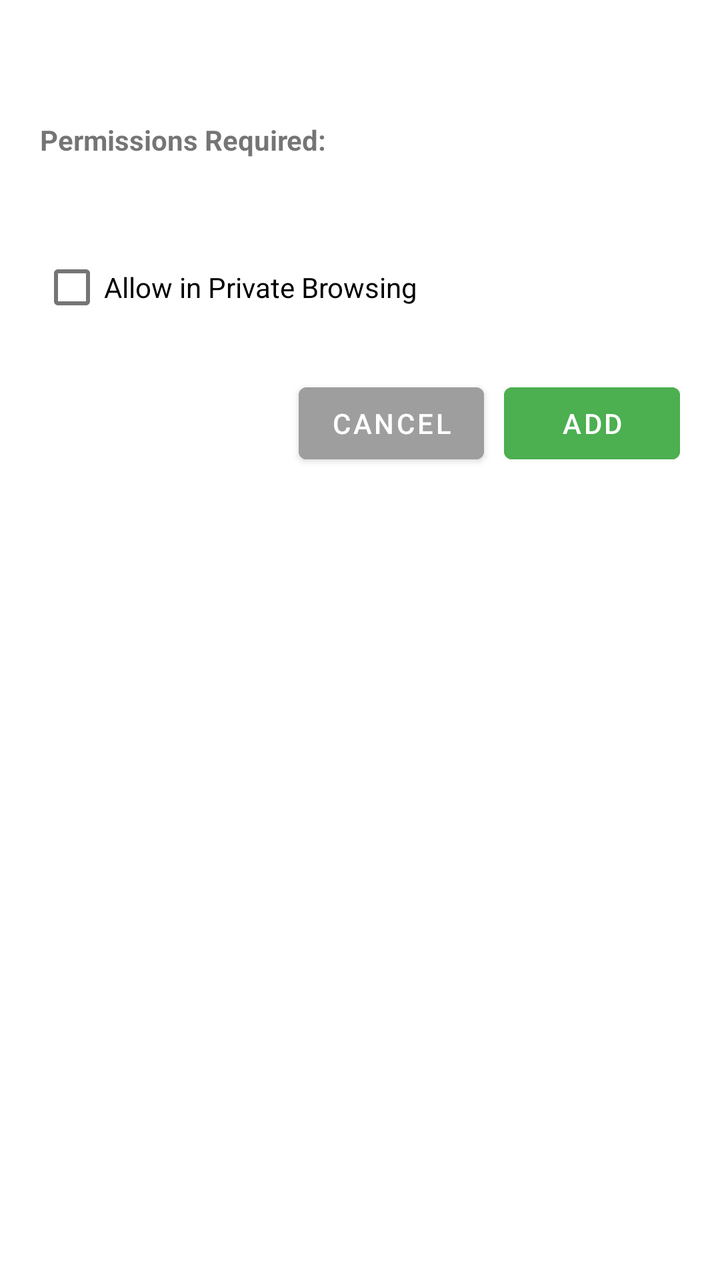
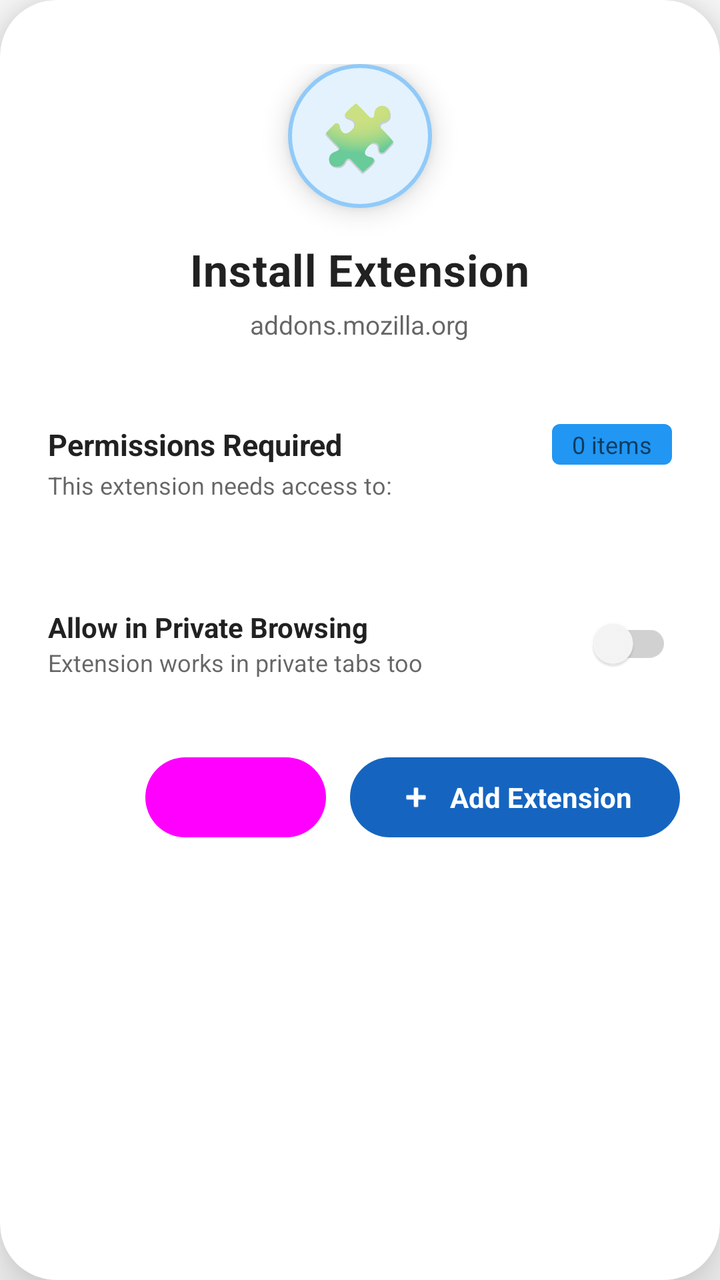

Screens rendered from an Android XML layout before and after an edit, with the pre-edit source and the edit as a unified diff.
<!-- AndroidManifest.xml: application theme Theme.PureWeb -->
<!-- res/layout/dialog_install_permission.xml -->
<?xml version="1.0" encoding="utf-8"?>
<LinearLayout xmlns:android="http://schemas.android.com/apk/res/android"
    android:layout_width="match_parent"
    android:layout_height="wrap_content"
    android:orientation="vertical"
    android:padding="20dp">

    <TextView
        android:id="@+id/dialogTitle"
        android:layout_width="wrap_content"
        android:layout_height="wrap_content"
        android:textSize="18sp"
        android:textStyle="bold"
        android:textColor="#000000"/>

    <TextView
        android:layout_width="wrap_content"
        android:layout_height="wrap_content"
        android:text="Permissions Required:"
        android:textSize="14sp"
        android:textStyle="bold"
        android:layout_marginTop="16dp"/>

    <TextView
        android:id="@+id/dialogPermissions"
        android:layout_width="wrap_content"
        android:layout_height="wrap_content"
        android:textSize="12sp"
        android:textColor="#666666"
        android:layout_marginTop="8dp"/>

    <CheckBox
        android:id="@+id/checkPrivateBrowsing"
        android:layout_width="wrap_content"
        android:layout_height="wrap_content"
        android:text="Allow in Private Browsing"
        android:layout_marginTop="16dp"/>

    <LinearLayout
        android:layout_width="match_parent"
        android:layout_height="wrap_content"
        android:orientation="horizontal"
        android:gravity="end"
        android:layout_marginTop="20dp">

        <Button
            android:id="@+id/btnCancel"
            android:layout_width="wrap_content"
            android:layout_height="wrap_content"
            android:text="Cancel"
            android:backgroundTint="#9E9E9E"
            android:textColor="#FFFFFF"/>

        <Button
            android:id="@+id/btnAdd"
            android:layout_width="wrap_content"
            android:layout_height="wrap_content"
            android:text="Add"
            android:backgroundTint="#4CAF50"
            android:textColor="#FFFFFF"
            android:layout_marginStart="10dp"/>

    </LinearLayout>

</LinearLayout>
<!-- resources referenced by this layout -->
<resources>
  <style name="Theme.PureWeb" parent="Theme.MaterialComponents.Light.NoActionBar">
          <item name="colorPrimary">@color/pureweb_primary</item>
          <item name="colorPrimaryVariant">@color/pureweb_primary_dark</item>
          <item name="colorOnPrimary">@color/white</item>
          <item name="android:statusBarColor">?attr/colorPrimaryVariant</item>
          
          
          <item name="android:forceDarkAllowed" tools:targetApi="q">false</item>
      </style>
  <color name="pureweb_primary">#1565C0</color>
  <color name="pureweb_primary_dark">#0D47A1</color>
  <color name="white">#FFFFFFFF</color>
</resources>

<!-- the commit's change to res/layout/dialog_install_permission.xml (unified diff, before → after) -->
@@ -1,65 +1,239 @@
 <?xml version="1.0" encoding="utf-8"?>
-<LinearLayout xmlns:android="http://schemas.android.com/apk/res/android"
+<androidx.cardview.widget.CardView xmlns:android="http://schemas.android.com/apk/res/android"
+    xmlns:app="http://schemas.android.com/apk/res-auto"
+    android:id="@+id/dialogRoot"
     android:layout_width="match_parent"
     android:layout_height="wrap_content"
-    android:orientation="vertical"
-    android:padding="20dp">
-
-    <TextView
-        android:id="@+id/dialogTitle"
-        android:layout_width="wrap_content"
-        android:layout_height="wrap_content"
-        android:textSize="18sp"
-        android:textStyle="bold"
-        android:textColor="#000000"/>
-
-    <TextView
-        android:layout_width="wrap_content"
-        android:layout_height="wrap_content"
-        android:text="Permissions Required:"
-        android:textSize="14sp"
-        android:textStyle="bold"
-        android:layout_marginTop="16dp"/>
-
-    <TextView
-        android:id="@+id/dialogPermissions"
-        android:layout_width="wrap_content"
-        android:layout_height="wrap_content"
-        android:textSize="12sp"
-        android:textColor="#666666"
-        android:layout_marginTop="8dp"/>
-
-    <CheckBox
-        android:id="@+id/checkPrivateBrowsing"
-        android:layout_width="wrap_content"
-        android:layout_height="wrap_content"
-        android:text="Allow in Private Browsing"
-        android:layout_marginTop="16dp"/>
+    android:layout_margin="16dp"
+    app:cardCornerRadius="28dp"
+    app:cardElevation="16dp"
+    app:cardBackgroundColor="?android:colorBackground"
+    android:animateLayoutChanges="true">
 
     <LinearLayout
         android:layout_width="match_parent"
         android:layout_height="wrap_content"
-        android:orientation="horizontal"
-        android:gravity="end"
-        android:layout_marginTop="20dp">
-
-        <Button
-            android:id="@+id/btnCancel"
-            android:layout_width="wrap_content"
-            android:layout_height="wrap_content"
-            android:text="Cancel"
-            android:backgroundTint="#9E9E9E"
-            android:textColor="#FFFFFF"/>
-
-        <Button
-            android:id="@+id/btnAdd"
-            android:layout_width="wrap_content"
-            android:layout_height="wrap_content"
-            android:text="Add"
-            android:backgroundTint="#4CAF50"
-            android:textColor="#FFFFFF"
-            android:layout_marginStart="10dp"/>
+        android:orientation="vertical">
+
+        
+        <LinearLayout
+            android:layout_width="match_parent"
+            android:layout_height="wrap_content"
+            android:orientation="vertical"
+            android:gravity="center"
+            android:paddingTop="32dp"
+            android:paddingBottom="20dp"
+            android:paddingLeft="24dp"
+            android:paddingRight="24dp">
+
+            
+            <FrameLayout
+                android:id="@+id/iconContainer"
+                android:layout_width="72dp"
+                android:layout_height="72dp"
+                android:background="@drawable/ic_extension_bg"
+                android:elevation="4dp"
+                android:translationZ="4dp">
+
+                <TextView
+                    android:id="@+id/extensionIcon"
+                    android:layout_width="match_parent"
+                    android:layout_height="match_parent"
+                    android:gravity="center"
+                    android:text="🧩"
+                    android:textSize="32sp" />
+
+            </FrameLayout>
+
+            
+            <TextView
+                android:id="@+id/dialogTitle"
+                android:layout_width="wrap_content"
+                android:layout_height="wrap_content"
+                android:layout_marginTop="16dp"
+                android:text="Install Extension"
+                android:textSize="22sp"
+                android:textStyle="bold"
+                android:textColor="?android:textColorPrimary"
+                android:letterSpacing="0.02" />
+
+            
+            <TextView
+                android:id="@+id/extensionUrl"
+                android:layout_width="wrap_content"
+                android:layout_height="wrap_content"
+                android:layout_marginTop="4dp"
+                android:text="addons.mozilla.org"
+                android:textSize="13sp"
+                android:textColor="?android:textColorSecondary"
+                android:maxLines="1"
+                android:ellipsize="middle" />
+
+        </LinearLayout>
+
+        
+        <View
+            android:layout_width="match_parent"
+            android:layout_height="1dp"
+            android:background="?android:textColorSecondary"
+            android:alpha="0.12" />
+
+        
+        <LinearLayout
+            android:layout_width="match_parent"
+            android:layout_height="wrap_content"
+            android:orientation="vertical"
+            android:paddingTop="20dp"
+            android:paddingLeft="24dp"
+            android:paddingRight="24dp">
+
+            <LinearLayout
+                android:layout_width="match_parent"
+                android:layout_height="wrap_content"
+                android:orientation="horizontal"
+                android:gravity="center_vertical">
+
+                <TextView
+                    android:layout_width="0dp"
+                    android:layout_height="wrap_content"
+                    android:layout_weight="1"
+                    android:text="Permissions Required"
+                    android:textSize="15sp"
+                    android:textStyle="bold"
+                    android:textColor="?android:textColorPrimary" />
+
+                <TextView
+                    android:id="@+id/permissionCount"
+                    android:layout_width="wrap_content"
+                    android:layout_height="wrap_content"
+                    android:text="0 items"
+                    android:textSize="12sp"
+                    android:textColor="?android:textColorSecondary"
+                    android:background="@drawable/badge_background"
+                    android:paddingHorizontal="10dp"
+                    android:paddingVertical="2dp" />
+
+            </LinearLayout>
+
+            <TextView
+                android:layout_width="wrap_content"
+                android:layout_height="wrap_content"
+                android:layout_marginTop="2dp"
+                android:text="This extension needs access to:"
+                android:textSize="12sp"
+                android:textColor="?android:textColorSecondary" />
+
+            
+            <LinearLayout
+                android:id="@+id/permissionsContainer"
+                android:layout_width="match_parent"
+                android:layout_height="wrap_content"
+                android:orientation="vertical"
+                android:layout_marginTop="12dp"
+                android:divider="@android:drawable/divider_horizontal_bright"
+                android:showDividers="middle" />
+
+        </LinearLayout>
+
+        
+        <View
+            android:layout_width="match_parent"
+            android:layout_height="1dp"
+            android:layout_marginTop="20dp"
+            android:background="?android:textColorSecondary"
+            android:alpha="0.12" />
+
+        
+        <LinearLayout
+            android:id="@+id/privateBrowsingSection"
+            android:layout_width="match_parent"
+            android:layout_height="wrap_content"
+            android:orientation="horizontal"
+            android:gravity="center_vertical"
+            android:paddingTop="14dp"
+            android:paddingBottom="14dp"
+            android:paddingLeft="24dp"
+            android:paddingRight="24dp"
+            android:clickable="true"
+            android:focusable="true"
+            android:background="?selectableItemBackground">
+
+            <LinearLayout
+                android:layout_width="0dp"
+                android:layout_height="wrap_content"
+                android:layout_weight="1"
+                android:orientation="vertical">
+
+                <TextView
+                    android:layout_width="wrap_content"
+                    android:layout_height="wrap_content"
+                    android:text="Allow in Private Browsing"
+                    android:textSize="14sp"
+                    android:textStyle="bold"
+                    android:textColor="?android:textColorPrimary" />
+
+                <TextView
+                    android:layout_width="wrap_content"
+                    android:layout_height="wrap_content"
+                    android:text="Extension works in private tabs too"
+                    android:textSize="12sp"
+                    android:textColor="?android:textColorSecondary" />
+
+            </LinearLayout>
+
+            <androidx.appcompat.widget.SwitchCompat
+                android:id="@+id/checkPrivateBrowsing"
+                android:layout_width="wrap_content"
+                android:layout_height="wrap_content"
+                android:thumbTint="?attr/colorPrimary"
+                android:trackTint="?attr/colorPrimary"
+                android:trackTintMode="src_atop"
+                android:alpha="0.6" />
+
+        </LinearLayout>
+
+        
+        <View
+            android:layout_width="match_parent"
+            android:layout_height="1dp"
+            android:background="?android:textColorSecondary"
+            android:alpha="0.12" />
+
+        
+        <LinearLayout
+            android:layout_width="match_parent"
+            android:layout_height="wrap_content"
+            android:orientation="horizontal"
+            android:gravity="end"
+            android:paddingTop="14dp"
+            android:paddingBottom="24dp"
+            android:paddingLeft="16dp"
+            android:paddingRight="20dp">
+
+            <com.google.android.material.button.MaterialButton
+                android:id="@+id/btnCancel"
+                style="@style/Widget.Material3.Button.TonalButton"
+                android:layout_width="wrap_content"
+                android:layout_height="48dp"
+                android:text="Cancel"
+                android:textSize="14sp"
+                app:cornerRadius="24dp" />
+
+            <com.google.android.material.button.MaterialButton
+                android:id="@+id/btnAdd"
+                style="@style/Widget.Material3.Button"
+                android:layout_width="wrap_content"
+                android:layout_height="48dp"
+                android:layout_marginStart="12dp"
+                android:text="Add Extension"
+                android:textSize="14sp"
+                android:textStyle="bold"
+                app:cornerRadius="24dp"
+                app:icon="@android:drawable/ic_input_add"
+                app:iconGravity="textStart" />
+
+        </LinearLayout>
 
     </LinearLayout>
 
-</LinearLayout>
+</androidx.cardview.widget.CardView>
<!-- resource entries referenced after the edit -->
@@ -1,5 +1,20 @@
 <!-- resources referenced by this layout -->
 <resources>
+  <!-- drawable badge_background (drawable) -->
+  <?xml version="1.0" encoding="utf-8"?>
+  <shape xmlns:android="http://schemas.android.com/apk/res/android">
+      <solid android:color="#2196F3" />
+      <corners android:radius="4dp" />
+  </shape>
+  <!-- drawable ic_extension_bg (drawable) -->
+  <?xml version="1.0" encoding="utf-8"?>
+  <shape xmlns:android="http://schemas.android.com/apk/res/android"
+      android:shape="oval">
+      <solid android:color="#E3F2FD" />
+      <stroke
+          android:width="2dp"
+          android:color="#90CAF9" />
+  </shape>
   <style name="Theme.PureWeb" parent="Theme.MaterialComponents.Light.NoActionBar">
           <item name="colorPrimary">@color/pureweb_primary</item>
           <item name="colorPrimaryVariant">@color/pureweb_primary_dark</item>
